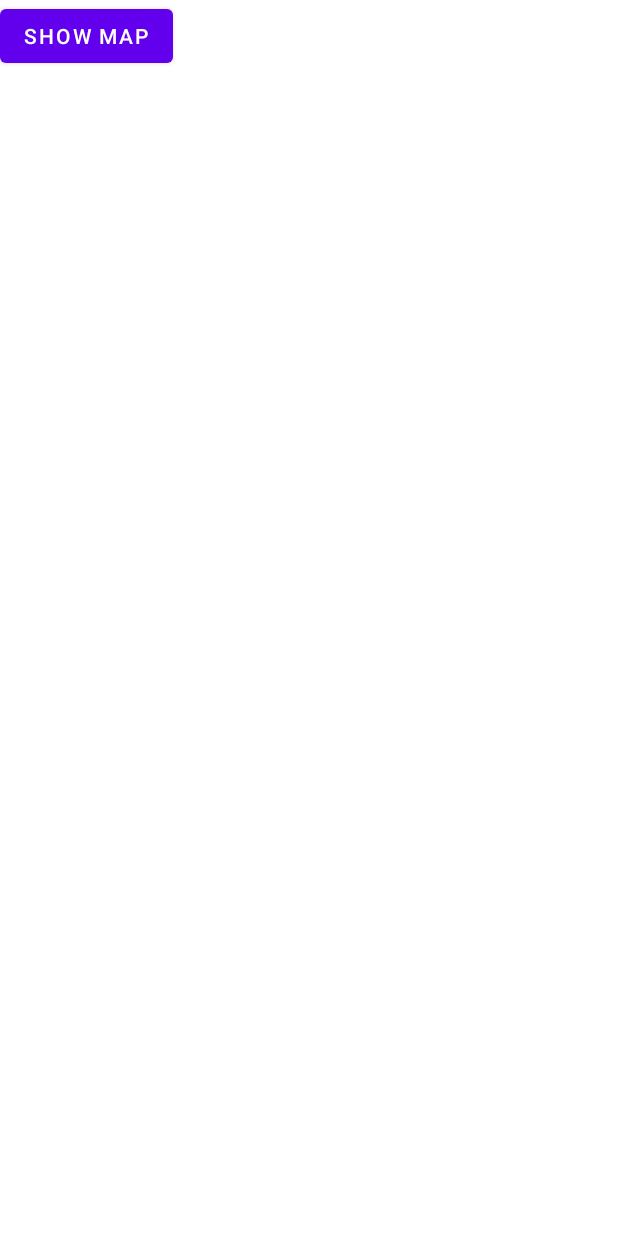
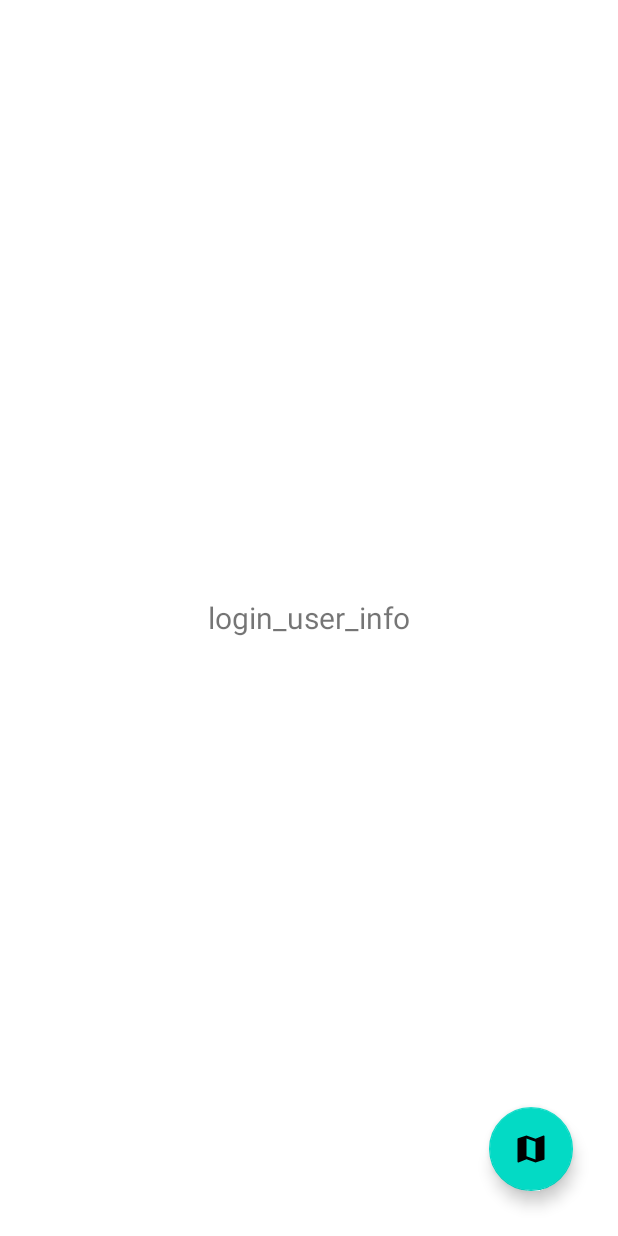
Before and after one commit to khg0343/MadCampProject2, an Android app: the layout activity_loby.xml on its own in the app's theme, with its tools: preview values and no code run, on a phone screen of 412 x 824 dp. Run offline under Robolectric (Android 15) with nearby library versions, the phone set to English and light mode, and no system bars.

Commit message:
Feat : Get Login User Info to Server

```diff
--- a/app/src/main/java/com/example/madcampproject2/RetrofitInterface.java
+++ b/app/src/main/java/com/example/madcampproject2/RetrofitInterface.java
@@ -11,11 +11,10 @@ import retrofit2.http.POST;
 public interface RetrofitInterface {
 
     @POST("/login")
-    Call<LoginResult> executeLogin(@Body HashMap<String,Object> map);
+    Call<User> executeLogin(@Body HashMap<String,Object> map);
 
     @POST("/signup")
     Call<Void> executeSignup (@Body HashMap<String, Object> map);
-
 
     @POST("./active_users")
     Call<List<User>> findActiveUsers (@Body HashMap<String, Boolean> map);
--- /dev/null
+++ b/app/src/main/res/drawable/ic_baseline_map_24.xml
@@ -0,0 +1,10 @@
+<vector xmlns:android="http://schemas.android.com/apk/res/android"
+    android:width="24dp"
+    android:height="24dp"
+    android:viewportWidth="24"
+    android:viewportHeight="24"
+    android:tint="?attr/colorControlNormal">
+  <path
+      android:fillColor="@android:color/white"
+      android:pathData="M20.5,3l-0.16,0.03L15,5.1 9,3 3.36,4.9c-0.21,0.07 -0.36,0.25 -0.36,0.48V20.5c0,0.28 0.22,0.5 0.5,0.5l0.16,-0.03L9,18.9l6,2.1 5.64,-1.9c0.21,-0.07 0.36,-0.25 0.36,-0.48V3.5c0,-0.28 -0.22,-0.5 -0.5,-0.5zM15,19l-6,-2.11V5l6,2.11V19z"/>
+</vector>
--- a/app/src/main/res/layout/activity_loby.xml
+++ b/app/src/main/res/layout/activity_loby.xml
@@ -1,13 +1,28 @@
 <?xml version="1.0" encoding="utf-8"?>
-<LinearLayout xmlns:android="http://schemas.android.com/apk/res/android"
+<RelativeLayout
+    xmlns:android="http://schemas.android.com/apk/res/android"
     android:layout_width="match_parent"
     android:layout_height="match_parent"
     android:orientation="vertical">
 
-    <Button
+    <TextView
+        android:id="@+id/txt_login_user_info"
+        android:layout_width="wrap_content"
+        android:layout_height="wrap_content"
+        android:layout_centerInParent="true"
+        android:text="login_user_info"
+        android:textSize="20dp"/>
+
+    <com.google.android.material.floatingactionbutton.FloatingActionButton
         android:id="@+id/btn_show_map"
         android:layout_width="wrap_content"
         android:layout_height="wrap_content"
-        android:text="Show map" />
+        android:layout_alignParentRight="true"
+        android:layout_alignParentBottom="true"
+        android:layout_alignParentEnd="true"
+        android:layout_margin="30dp"
+        android:clickable="true"
+        android:focusable="true"
+        android:src = "@drawable/ic_baseline_map_24"/>
 
-</LinearLayout>
+</RelativeLayout>
```
Also changed, not shown: app/src/main/java/com/example/madcampproject2/LobbyActivity.java (+20 -6 lines), app/src/main/java/com/example/madcampproject2/LoginResult.java (+6 -22 lines), app/src/main/java/com/example/madcampproject2/MainActivity.java (+40 -40 lines), app/src/main/java/com/example/madcampproject2/MapActivity.java (+74 -15 lines).
